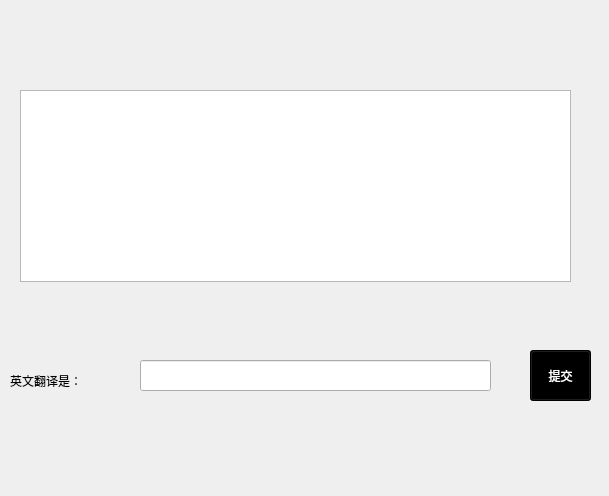
Qt form ui/C-E.ui (involution-base-of-njupt/everyday-vocabulary) before a commit.
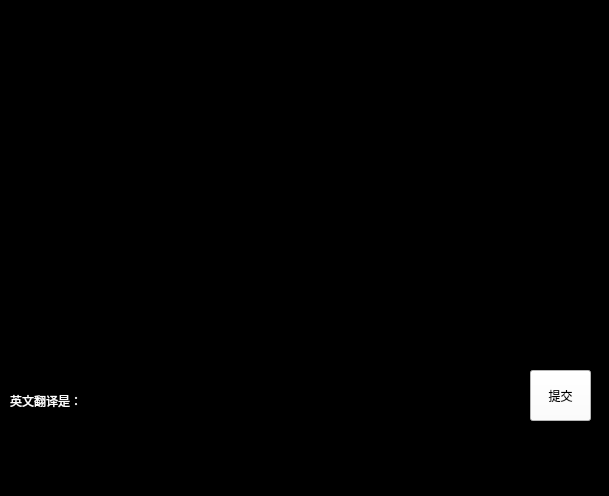
The same form after that commit.

```diff
--- a/ui/C-E.ui
+++ b/ui/C-E.ui
@@ -13,13 +13,16 @@
   <property name="windowTitle">
    <string>Form</string>
   </property>
+  <property name="styleSheet">
+   <string notr="true">background-color: qlineargradient(spread:pad, x1:1, y1:0, x2:1, y2:0, stop:0 rgba(0, 0, 0, 255), stop:1 rgba(255, 255, 255, 255));</string>
+  </property>
   <widget class="QTextBrowser" name="textBrowser">
    <property name="geometry">
     <rect>
-     <x>20</x>
-     <y>90</y>
-     <width>551</width>
-     <height>192</height>
+     <x>10</x>
+     <y>60</y>
+     <width>581</width>
+     <height>271</height>
     </rect>
    </property>
   </widget>
@@ -27,15 +30,15 @@
    <property name="geometry">
     <rect>
      <x>530</x>
-     <y>350</y>
+     <y>370</y>
      <width>61</width>
      <height>51</height>
     </rect>
    </property>
    <property name="styleSheet">
     <string notr="true">font: 22pt &quot;幼圆&quot;;
-color: rgb(255, 255, 255);
-background-color: rgb(0, 0, 0);</string>
+color: rgb(0, 0, 0);
+background-color: rgb(255, 255, 255);</string>
    </property>
    <property name="text">
     <string>提交</string>
@@ -44,8 +47,8 @@
   <widget class="QLineEdit" name="lineEdit">
    <property name="geometry">
     <rect>
-     <x>140</x>
-     <y>360</y>
+     <x>150</x>
+     <y>380</y>
      <width>351</width>
      <height>31</height>
     </rect>
@@ -55,13 +58,14 @@
    <property name="geometry">
     <rect>
      <x>10</x>
-     <y>360</y>
+     <y>380</y>
      <width>111</width>
      <height>41</height>
     </rect>
    </property>
    <property name="styleSheet">
-    <string notr="true">font: 16pt &quot;微软雅黑&quot;;</string>
+    <string notr="true">font: 16pt &quot;微软雅黑&quot;;
+color: rgb(255, 255, 255);</string>
    </property>
    <property name="text">
     <string>英文翻译是：</string>
```
